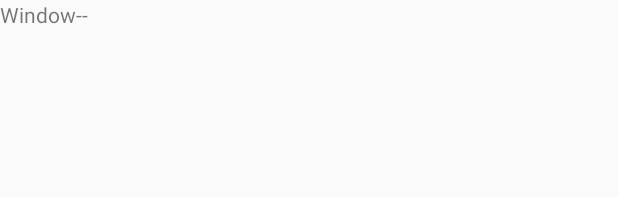
After one commit to JackieHou/AndroidReview, an Android app: the layout activity_window_learn.xml on its own in the app's theme, with its tools: preview values and no code run, on a phone screen of 412 x 824 dp. The commit adds this screen. Shown: the top 197 px of the screen. Run offline under Robolectric (Android 15) with nearby library versions, the phone set to English and light mode, and no system bars.

Commit message:
[Activity]

```diff
--- a/app/src/main/java/com/qwm/androidreview/MainActivity.java
+++ b/app/src/main/java/com/qwm/androidreview/MainActivity.java
@@ -31,6 +31,7 @@ import com.qwm.androidreview.view.MyGridView;
 import com.qwm.androidreview.viewdemo.ViewActivity;
 import com.qwm.androidreview.viewpagerdemo.ViewpagerActivity;
 import com.qwm.androidreview.vollydemo.VolleyActivity;
+import com.qwm.androidreview.windowlearn.WindowLearnActivity;
 import com.qwm.androidreview.xmljsondemo.XmlJsonActivity;
 
 import java.util.ArrayList;
@@ -75,6 +76,7 @@ public class MainActivity extends BaseActivity {
         itemList.add("Bluetooth测试");
         itemList.add("Design Support Library测试");
         itemList.add("Material Design");
+        itemList.add("Window学习");
         contentMgv.setAdapter(new MyGridAdapter(this, itemList));
         contentMgv.setOnItemClickListener(new AdapterView.OnItemClickListener() {
             @Override
@@ -130,6 +132,8 @@ public class MainActivity extends BaseActivity {
                     startActivity(itemStr,DesignSuportDemoActivity.class);
                 }else if ("Material Design".equals(itemStr)) {
                     startActivity(itemStr,MDDemoActivity.class);
+                }else if ("Window学习".equals(itemStr)) {
+                    startActivity(itemStr,WindowLearnActivity.class);
                 }
             }
         });
--- a/app/src/main/java/com/qwm/androidreview/eventdemo/EventActivity.java
+++ b/app/src/main/java/com/qwm/androidreview/eventdemo/EventActivity.java
@@ -19,7 +19,7 @@ public class EventActivity extends BaseActivity {
     @Override
     protected void onCreate(Bundle savedInstanceState) {
         super.onCreate(savedInstanceState);
-        setContentView(R.layout.activity_event);
+//        setContentView(R.layout.activity_event);
 //        btn = (Button)findViewById(R.id.btn_button);
 //
 //        btn.setOnTouchListener(new MyOnTouchListener());
@@ -30,9 +30,7 @@ public class EventActivity extends BaseActivity {
 //                Log.i(TAG, "onClick: -------");
 //            }
 //        });
-
     }
-
 
 //    class MyOnTouchListener implements View.OnTouchListener{
 //
--- a/app/src/main/java/com/qwm/androidreview/receiverdemo/PhoneReceiver.java
+++ b/app/src/main/java/com/qwm/androidreview/receiverdemo/PhoneReceiver.java
@@ -20,7 +20,7 @@ public class PhoneReceiver extends BroadcastReceiver {
         if(Intent.ACTION_NEW_OUTGOING_CALL.equals(intent.getAction()) ){
             //打电话
             String phoneNum = intent.getStringExtra(Intent.EXTRA_PHONE_NUMBER);
-            Toast.makeText(context,"",Toast.LENGTH_SHORT).show();
+            Toast.makeText(context,phoneNum,Toast.LENGTH_SHORT).show();
         }else{
             //来电
             handlerCall(context,intent);
--- a/app/src/main/res/layout/activity_receiver.xml
+++ b/app/src/main/res/layout/activity_receiver.xml
@@ -3,6 +3,7 @@
     xmlns:tools="http://schemas.android.com/tools"
     android:layout_width="match_parent"
     android:layout_height="match_parent"
+    android:orientation="vertical"
     android:paddingBottom="@dimen/activity_vertical_margin"
     android:paddingLeft="@dimen/activity_horizontal_margin"
     android:paddingRight="@dimen/activity_horizontal_margin"
--- /dev/null
+++ b/app/src/main/res/layout/activity_window_learn.xml
@@ -0,0 +1,12 @@
+<?xml version="1.0" encoding="utf-8"?>
+<RelativeLayout xmlns:android="http://schemas.android.com/apk/res/android"
+    xmlns:tools="http://schemas.android.com/tools"
+    android:layout_width="match_parent"
+    android:layout_height="match_parent">
+
+    <TextView
+        android:text="Window--"
+        android:layout_width="match_parent"
+        android:layout_height="match_parent" />
+
+</RelativeLayout>
```
Also changed, not shown: app/src/main/AndroidManifest.xml (+16 -5 lines), app/src/main/java/com/qwm/androidreview/receiverdemo/SmsReceiver.java (added, +52 -0 lines), app/src/main/java/com/qwm/androidreview/windowlearn/WindowLearnActivity.java (added, +43 -0 lines), 1 other file.
